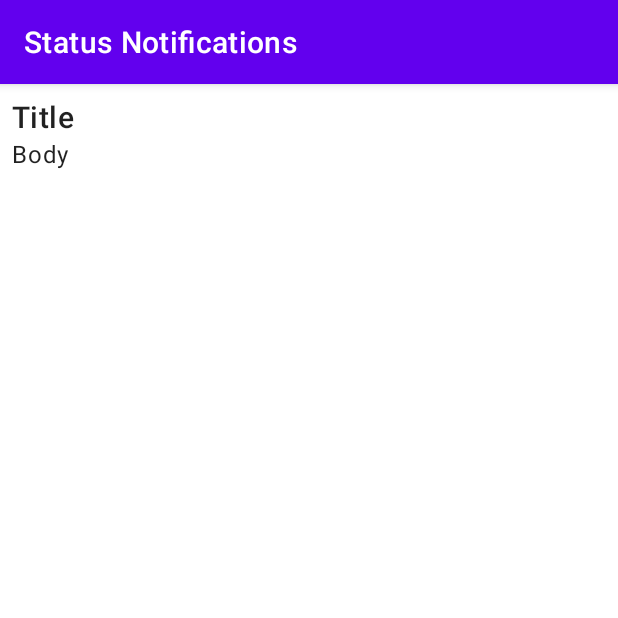
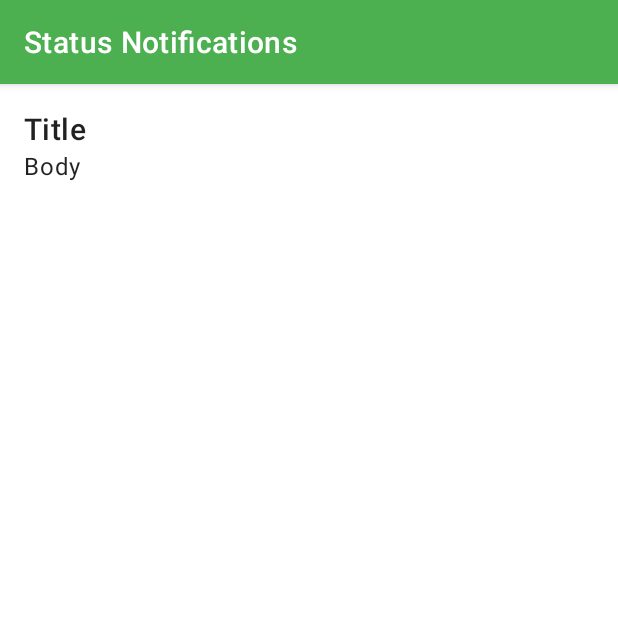
Before and after one commit to chris-hamper/android-cloud-notifications, an Android app: the screen it shows after launch (MessageListActivity), on a phone screen of 412 x 824 dp, the top half of it. Run offline under Robolectric (Android 15) with nearby library versions, the phone set to English and light mode, and no system bars.

Commit message:
Change to green theme

```diff
--- a/app/src/main/res/layout/activity_main.xml
+++ b/app/src/main/res/layout/activity_main.xml
@@ -2,7 +2,8 @@
 <androidx.constraintlayout.widget.ConstraintLayout xmlns:android="http://schemas.android.com/apk/res/android"
     xmlns:app="http://schemas.android.com/apk/res-auto"
     android:layout_width="match_parent"
-    android:layout_height="match_parent">
+    android:layout_height="match_parent"
+    android:padding="8dp">
 
     <androidx.recyclerview.widget.RecyclerView
         android:id="@+id/recycler_view"
--- a/app/src/main/res/values-night/themes.xml
+++ b/app/src/main/res/values-night/themes.xml
@@ -2,8 +2,8 @@
     <!-- Base application theme. -->
     <style name="Theme.StatusNotifications" parent="Theme.MaterialComponents.DayNight.DarkActionBar">
         <!-- Primary brand color. -->
-        <item name="colorPrimary">@color/purple_200</item>
-        <item name="colorPrimaryVariant">@color/purple_700</item>
+        <item name="colorPrimary">@color/green_200</item>
+        <item name="colorPrimaryVariant">@color/green_700</item>
         <item name="colorOnPrimary">@color/black</item>
         <!-- Secondary brand color. -->
         <item name="colorSecondary">@color/teal_200</item>
@@ -11,6 +11,8 @@
         <item name="colorOnSecondary">@color/black</item>
         <!-- Status bar color. -->
         <item name="android:statusBarColor" tools:targetApi="l">?attr/colorPrimaryVariant</item>
+        <!-- ActionBar colors -->
+        <item name="colorSurface">@color/green_900</item>
         <!-- Customize your theme here. -->
     </style>
 </resources>
--- a/app/src/main/res/values/colors.xml
+++ b/app/src/main/res/values/colors.xml
@@ -1,8 +1,9 @@
 <?xml version="1.0" encoding="utf-8"?>
 <resources>
-    <color name="purple_200">#FFBB86FC</color>
-    <color name="purple_500">#FF6200EE</color>
-    <color name="purple_700">#FF3700B3</color>
+    <color name="green_200">#FFA5D6A7</color>
+    <color name="green_500">#FF4CAF50</color>
+    <color name="green_700">#FF388E3C</color>
+    <color name="green_900">#FF1B5E20</color>
     <color name="teal_200">#FF03DAC5</color>
     <color name="teal_700">#FF018786</color>
     <color name="black">#FF000000</color>
--- a/app/src/main/res/values/themes.xml
+++ b/app/src/main/res/values/themes.xml
@@ -2,8 +2,8 @@
     <!-- Base application theme. -->
     <style name="Theme.StatusNotifications" parent="Theme.MaterialComponents.DayNight.DarkActionBar">
         <!-- Primary brand color. -->
-        <item name="colorPrimary">@color/purple_500</item>
-        <item name="colorPrimaryVariant">@color/purple_700</item>
+        <item name="colorPrimary">@color/green_500</item>
+        <item name="colorPrimaryVariant">@color/green_700</item>
         <item name="colorOnPrimary">@color/white</item>
         <!-- Secondary brand color. -->
         <item name="colorSecondary">@color/teal_200</item>
```
